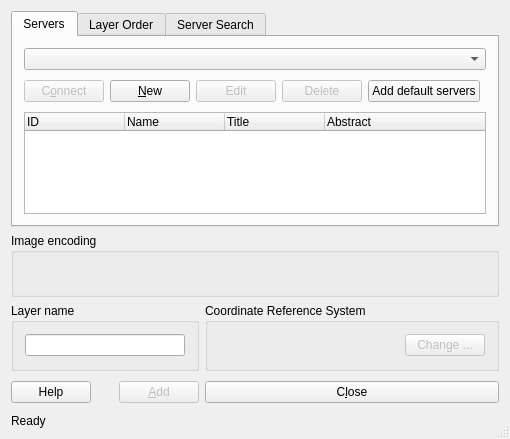
Old version of the form qgis/src/ui/qgsserversourceselectbase.ui in the repository sourcepole/qgis.
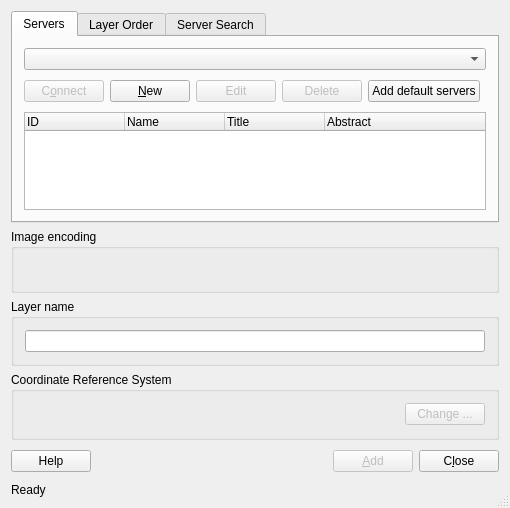
New version of the form. Icons and pictures are not drawn.

What changed in the file:
```diff
--- a/qgis/src/ui/qgsserversourceselectbase.ui
+++ b/qgis/src/ui/qgsserversourceselectbase.ui
@@ -7,7 +7,7 @@
     <x>0</x>
     <y>0</y>
     <width>510</width>
-    <height>439</height>
+    <height>508</height>
    </rect>
   </property>
   <property name="windowTitle">
@@ -272,7 +272,7 @@
      </property>
     </widget>
    </item>
-   <item row="3" column="1">
+   <item row="4" column="1">
     <widget class="QPushButton" name="btnHelp">
      <property name="enabled">
       <bool>true</bool>
@@ -288,7 +288,7 @@
      </property>
     </widget>
    </item>
-   <item row="3" column="2">
+   <item row="4" column="2">
     <spacer>
      <property name="orientation">
       <enum>Qt::Horizontal</enum>
@@ -304,7 +304,7 @@
      </property>
     </spacer>
    </item>
-   <item row="3" column="3">
+   <item row="4" column="3">
     <widget class="QPushButton" name="btnAdd">
      <property name="enabled">
       <bool>false</bool>
@@ -323,7 +323,7 @@
      </property>
     </widget>
    </item>
-   <item row="3" column="4">
+   <item row="4" column="4">
     <widget class="QPushButton" name="btnCancel">
      <property name="text">
       <string>C&amp;lose</string>
@@ -336,7 +336,7 @@
      </property>
     </widget>
    </item>
-   <item row="4" column="1" colspan="4">
+   <item row="5" column="1" colspan="4">
     <widget class="QLabel" name="labelStatus">
      <property name="sizePolicy">
       <sizepolicy hsizetype="Ignored" vsizetype="Preferred">
@@ -352,7 +352,7 @@
      </property>
     </widget>
    </item>
-   <item row="2" column="4">
+   <item row="3" column="1" colspan="4">
     <widget class="QGroupBox" name="gbCRS">
      <property name="title">
       <string>Coordinate Reference System</string>
@@ -394,7 +394,7 @@
      </layout>
     </widget>
    </item>
-   <item row="2" column="1" colspan="3">
+   <item row="2" column="1" colspan="4">
     <widget class="QGroupBox" name="groupBox">
      <property name="title">
       <string>Layer name</string>
```
